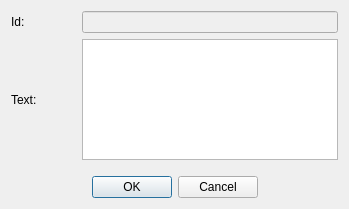
Above: Client/addtextdialog.ui from LBALab/lbanet before the change. Below: the same form after it.
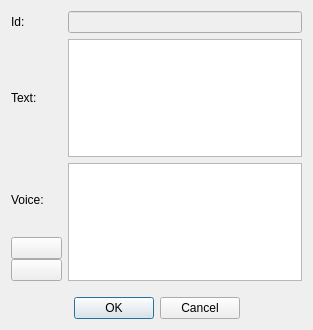
That is the form after the change. Icons and pictures are not drawn.

Commit message: added voice + christmas update

What changed in the file:
```diff
--- a/Client/addtextdialog.ui
+++ b/Client/addtextdialog.ui
@@ -6,8 +6,8 @@
    <rect>
     <x>0</x>
     <y>0</y>
-    <width>349</width>
-    <height>209</height>
+    <width>313</width>
+    <height>330</height>
    </rect>
   </property>
   <property name="windowTitle">
@@ -35,7 +35,7 @@
      </property>
     </widget>
    </item>
-   <item row="3" column="0" colspan="3">
+   <item row="4" column="0" colspan="3">
     <widget class="QDialogButtonBox" name="buttonBox">
      <property name="orientation">
       <enum>Qt::Horizontal</enum>
@@ -48,7 +48,7 @@
      </property>
     </widget>
    </item>
-   <item row="2" column="1">
+   <item row="3" column="1">
     <spacer name="verticalSpacer">
      <property name="orientation">
       <enum>Qt::Vertical</enum>
@@ -67,6 +67,45 @@
    <item row="1" column="1" colspan="2">
     <widget class="QPlainTextEdit" name="textEdit"/>
    </item>
+   <item row="2" column="0">
+    <layout class="QVBoxLayout" name="verticalLayout">
+     <property name="spacing">
+      <number>0</number>
+     </property>
+     <item>
+      <widget class="QLabel" name="voicel">
+       <property name="text">
+        <string>Voice:</string>
+       </property>
+      </widget>
+     </item>
+     <item>
+      <widget class="QPushButton" name="pushButton_addvoice">
+       <property name="text">
+        <string/>
+       </property>
+       <property name="icon">
+        <iconset resource="editor.qrc">
+         <normaloff>:/Editor/Resources/icons/PNG/onebit_31.png</normaloff>:/Editor/Resources/icons/PNG/onebit_31.png</iconset>
+       </property>
+      </widget>
+     </item>
+     <item>
+      <widget class="QPushButton" name="pushButton_removevoice">
+       <property name="text">
+        <string/>
+       </property>
+       <property name="icon">
+        <iconset resource="editor.qrc">
+         <normaloff>:/Editor/Resources/icons/PNG/onebit_32.png</normaloff>:/Editor/Resources/icons/PNG/onebit_32.png</iconset>
+       </property>
+      </widget>
+     </item>
+    </layout>
+   </item>
+   <item row="2" column="1" colspan="2">
+    <widget class="QListWidget" name="listWidget_voice"/>
+   </item>
   </layout>
  </widget>
  <resources/>
```
Left out of the diff: 4 changed lines with no effect on the pictures. The commit also changes 25 other files.
